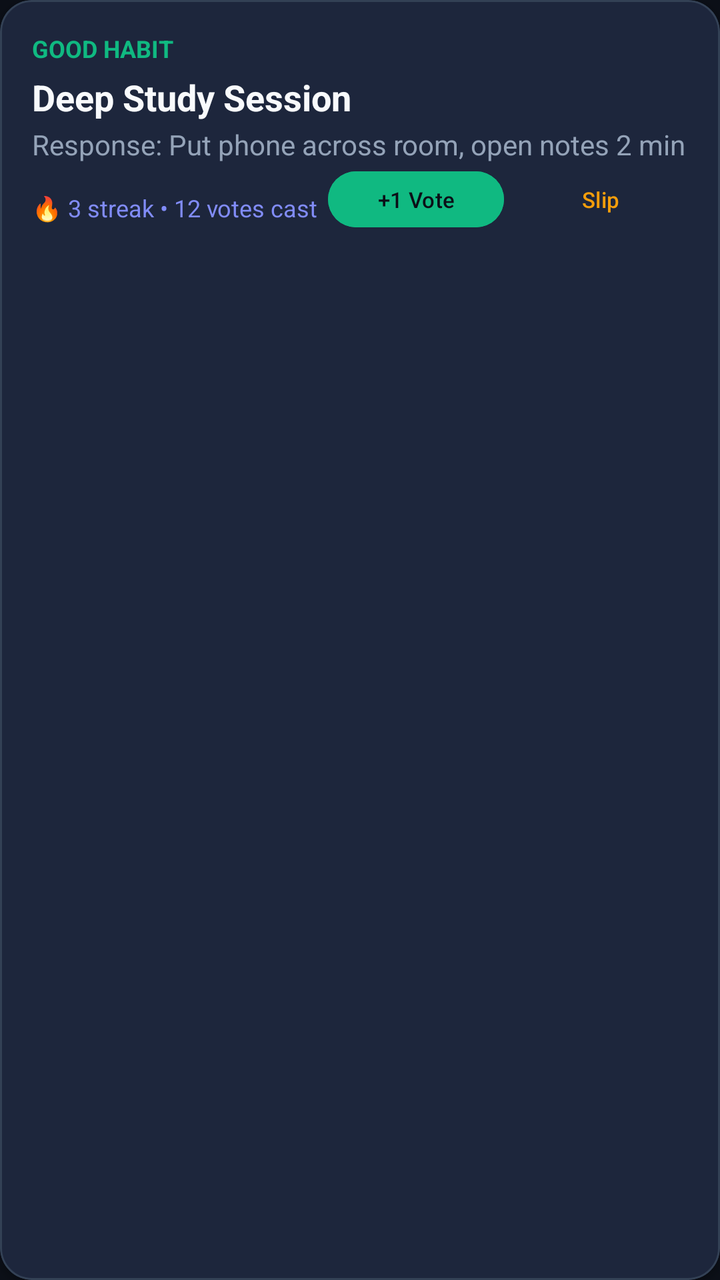
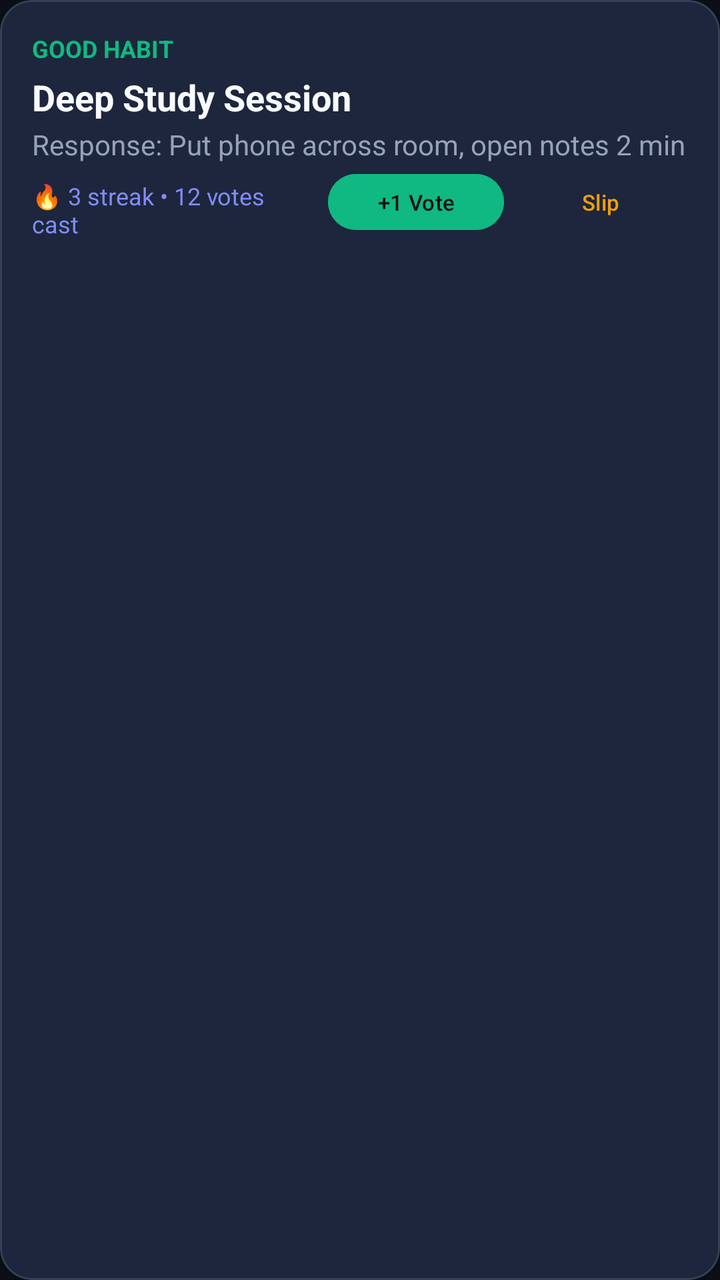

Compare the two renders of this Android layout. The source of the first and the diff that turns it into the second are given below.
<!-- AndroidManifest.xml: application theme Theme.Prottasha -->
<!-- res/layout/item_habit.xml -->
<?xml version="1.0" encoding="utf-8"?>
<com.google.android.material.card.MaterialCardView
    xmlns:android="http://schemas.android.com/apk/res/android"
    xmlns:app="http://schemas.android.com/apk/res-auto"
    style="@style/Widget.Prottasha.Card"
    android:layout_width="match_parent"
    android:layout_height="wrap_content"
    android:layout_marginHorizontal="@dimen/spacing_medium"
    android:layout_marginVertical="@dimen/spacing_small">

    <androidx.constraintlayout.widget.ConstraintLayout
        android:layout_width="match_parent"
        android:layout_height="wrap_content"
        android:padding="@dimen/spacing_medium">

        
        <TextView
            android:id="@+id/tvHabitBadge"
            android:layout_width="wrap_content"
            android:layout_height="wrap_content"
            android:text="GOOD HABIT"
            android:textColor="@color/color_vote_emerald"
            android:textSize="@dimen/text_caption"
            android:textStyle="bold"
            app:layout_constraintStart_toStartOf="parent"
            app:layout_constraintTop_toTopOf="parent" />

        
        <TextView
            android:id="@+id/tvReboundBadge"
            android:layout_width="wrap_content"
            android:layout_height="wrap_content"
            android:layout_marginStart="@dimen/spacing_small"
            android:background="@drawable/btn_pill_amber"
            android:paddingHorizontal="@dimen/spacing_small"
            android:paddingVertical="@dimen/spacing_xxsmall"
            android:text="REBOUND TODAY"
            android:textColor="@color/color_text_inverse"
            android:textSize="10sp"
            android:textStyle="bold"
            android:visibility="gone"
            app:layout_constraintStart_toEndOf="@id/tvHabitBadge"
            app:layout_constraintTop_toTopOf="parent" />

        
        <TextView
            android:id="@+id/tvHabitTitle"
            android:layout_width="0dp"
            android:layout_height="wrap_content"
            android:layout_marginTop="@dimen/spacing_xsmall"
            android:text="Deep Study Session"
            android:textColor="@color/color_text_primary"
            android:textSize="@dimen/text_title"
            android:textStyle="bold"
            app:layout_constraintStart_toStartOf="parent"
            app:layout_constraintEnd_toEndOf="parent"
            app:layout_constraintTop_toBottomOf="@id/tvHabitBadge" />

        
        <TextView
            android:id="@+id/tvHabitResponse"
            android:layout_width="0dp"
            android:layout_height="wrap_content"
            android:layout_marginTop="@dimen/spacing_xxsmall"
            android:text="Response: Put phone across room, open notes 2 min"
            android:textColor="@color/color_text_secondary"
            android:textSize="@dimen/text_body"
            app:layout_constraintStart_toStartOf="parent"
            app:layout_constraintEnd_toEndOf="parent"
            app:layout_constraintTop_toBottomOf="@id/tvHabitTitle" />

        
        <TextView
            android:id="@+id/tvStreakAndVotes"
            android:layout_width="wrap_content"
            android:layout_height="wrap_content"
            android:layout_marginTop="@dimen/spacing_small"
            android:text="🔥 3 streak • 12 votes cast"
            android:textColor="@color/color_identity_glow"
            android:textSize="@dimen/text_caption"
            app:layout_constraintStart_toStartOf="parent"
            app:layout_constraintTop_toBottomOf="@id/tvHabitResponse"
            app:layout_constraintBottom_toBottomOf="parent" />

        
        <LinearLayout
            android:layout_width="wrap_content"
            android:layout_height="wrap_content"
            android:orientation="horizontal"
            app:layout_constraintEnd_toEndOf="parent"
            app:layout_constraintBottom_toBottomOf="parent"
            app:layout_constraintTop_toBottomOf="@id/tvHabitResponse">

            <com.google.android.material.button.MaterialButton
                android:id="@+id/btnVotePositive"
                style="@style/Widget.Material3.Button.TonalButton"
                android:layout_width="wrap_content"
                android:layout_height="36dp"
                android:backgroundTint="@color/color_vote_emerald"
                android:text="+1 Vote"
                android:textColor="@color/color_text_inverse"
                android:textSize="11sp" />

            <com.google.android.material.button.MaterialButton
                android:id="@+id/btnRecordMiss"
                style="@style/Widget.Material3.Button.TextButton"
                android:layout_width="wrap_content"
                android:layout_height="36dp"
                android:layout_marginStart="@dimen/spacing_xsmall"
                android:text="Slip"
                android:textColor="@color/color_friction_amber"
                android:textSize="11sp" />

        </LinearLayout>

    </androidx.constraintlayout.widget.ConstraintLayout>

</com.google.android.material.card.MaterialCardView>
<!-- resources referenced by this layout -->
<resources>
  <color name="color_friction_amber">#F59E0B</color>
  <color name="color_identity_glow">#818CF8</color>
  <color name="color_text_inverse">#0B0F17</color>
  <color name="color_text_primary">#F8FAFC</color>
  <color name="color_text_secondary">#94A3B8</color>
  <color name="color_vote_emerald">#10B981</color>
  <dimen name="spacing_medium">16dp</dimen>
  <dimen name="spacing_small">8dp</dimen>
  <dimen name="spacing_xsmall">4dp</dimen>
  <dimen name="spacing_xxsmall">2dp</dimen>
  <dimen name="text_body">14sp</dimen>
  <dimen name="text_caption">12sp</dimen>
  <dimen name="text_title">18sp</dimen>
  <!-- drawable btn_pill_amber (drawable) -->
  <?xml version="1.0" encoding="utf-8"?>
  <ripple xmlns:android="http://schemas.android.com/apk/res/android"
      android:color="@color/color_ripple_light">
      <item>
          <shape android:shape="rectangle">
              <solid android:color="@color/color_friction_amber" />
              <corners android:radius="@dimen/pill_button_radius" />
          </shape>
      </item>
  </ripple>
  <style name="Widget.Prottasha.Card" parent="Widget.Material3.CardView.Filled">
          <item name="cardBackgroundColor">@color/color_surface_card</item>
          <item name="cardCornerRadius">@dimen/card_corner_radius</item>
          <item name="cardElevation">@dimen/card_elevation</item>
          <item name="strokeColor">@color/color_border_subtle</item>
          <item name="strokeWidth">1dp</item>
      </style>
  <style name="Theme.Prottasha" parent="Theme.Material3.Dark.NoActionBar">
          <item name="android:windowBackground">@color/color_bg_primary</item>
          <item name="android:colorBackground">@color/color_bg_primary</item>
          <item name="colorSurface">@color/color_surface_card</item>
          <item name="colorPrimary">@color/color_identity_glow</item>
          <item name="colorOnPrimary">@color/color_text_inverse</item>
          <item name="colorSecondary">@color/color_vote_emerald</item>
          <item name="colorOnSecondary">@color/color_text_inverse</item>
          <item name="android:textColorPrimary">@color/color_text_primary</item>
          <item name="android:textColorSecondary">@color/color_text_secondary</item>
          <item name="android:navigationBarColor">@color/color_bg_primary</item>
          <item name="android:statusBarColor">@color/color_bg_primary</item>
      </style>
  <color name="color_ripple_light">#33FFFFFF</color>
  <dimen name="pill_button_radius">28dp</dimen>
  <color name="color_surface_card">#161F2E</color>
  <dimen name="card_corner_radius">16dp</dimen>
  <dimen name="card_elevation">2dp</dimen>
  <color name="color_border_subtle">#334155</color>
  <color name="color_bg_primary">#0B0F17</color>
</resources>

<!-- the commit's change to res/layout/item_habit.xml (unified diff, before → after) -->
@@ -72,18 +72,21 @@
         
         <TextView
             android:id="@+id/tvStreakAndVotes"
-            android:layout_width="wrap_content"
+            android:layout_width="0dp"
             android:layout_height="wrap_content"
             android:layout_marginTop="@dimen/spacing_small"
+            android:layout_marginEnd="@dimen/spacing_small"
             android:text="🔥 3 streak • 12 votes cast"
             android:textColor="@color/color_identity_glow"
             android:textSize="@dimen/text_caption"
             app:layout_constraintStart_toStartOf="parent"
+            app:layout_constraintEnd_toStartOf="@id/llVoteActions"
             app:layout_constraintTop_toBottomOf="@id/tvHabitResponse"
             app:layout_constraintBottom_toBottomOf="parent" />
 
         
         <LinearLayout
+            android:id="@+id/llVoteActions"
             android:layout_width="wrap_content"
             android:layout_height="wrap_content"
             android:orientation="horizontal"
